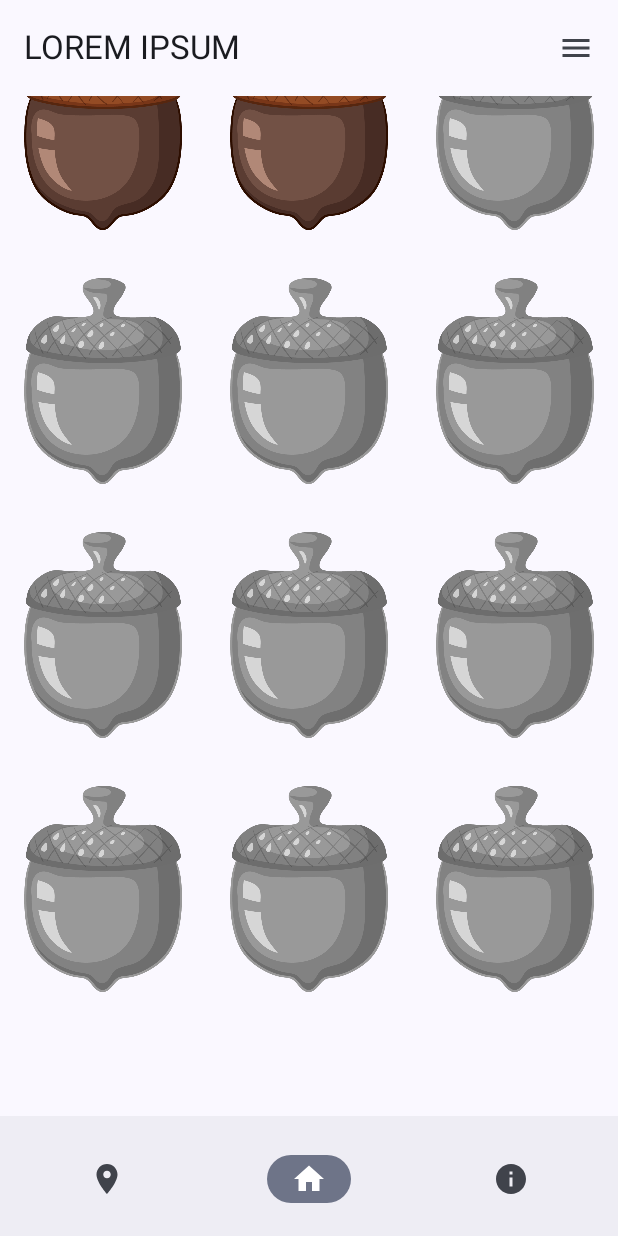
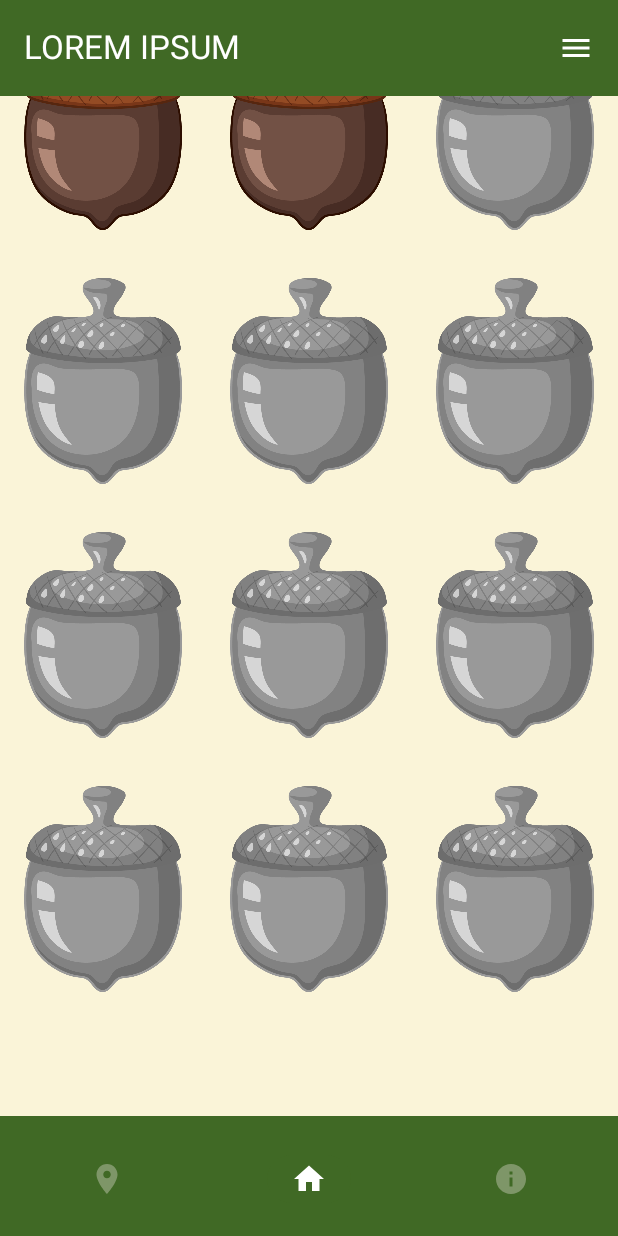
Before and after one commit to Lara-H/FasanerieWiesbaden, an Android app built with Jetpack Compose: the screen it shows after launch (MainActivity), item 2 of the bottom bar chosen, on a phone screen of 412 x 824 dp. Run offline under Robolectric (Android 15) with nearby library versions, the light colour scheme and no system bars.

Commit message:
colors and little fixes

```diff
--- a/app/src/main/java/de/hsrm/mi/mc/fasaneriewiesbaden/components/BottomBar.kt
+++ b/app/src/main/java/de/hsrm/mi/mc/fasaneriewiesbaden/components/BottomBar.kt
@@ -3,9 +3,14 @@ package de.hsrm.mi.mc.fasaneriewiesbaden.components
 import androidx.compose.foundation.layout.RowScope
 import androidx.compose.material3.BottomAppBar
 import androidx.compose.material3.Icon
+import androidx.compose.material3.LocalAbsoluteTonalElevation
+import androidx.compose.material3.MaterialTheme
 import androidx.compose.material3.NavigationBarItem
+import androidx.compose.material3.NavigationBarItemColors
+import androidx.compose.material3.surfaceColorAtElevation
 import androidx.compose.runtime.Composable
 import androidx.compose.runtime.getValue
+import androidx.compose.ui.graphics.Color
 import androidx.compose.ui.tooling.preview.Preview
 import androidx.navigation.NavDestination
 import androidx.navigation.NavDestination.Companion.hierarchy
@@ -24,7 +29,7 @@ fun BottomBar(navController: NavHostController) {
     val navBackStackEntry by navController.currentBackStackEntryAsState()
     val currentDestination = navBackStackEntry?.destination
 
-    BottomAppBar() {
+    BottomAppBar(containerColor = MaterialTheme.colorScheme.secondary, contentColor = Color.White) {
         screens.forEach { screen ->
             AddItem(
                 screen = screen,
@@ -45,7 +50,7 @@ fun RowScope.AddItem(
         icon = {
             Icon(
                 imageVector = screen.icon,
-                contentDescription = "Navigation Icon"
+                contentDescription = "Navigation Icon",
             )
         },
         selected = currentDestination?.hierarchy?.any {
@@ -53,7 +58,12 @@ fun RowScope.AddItem(
         } == true,
         onClick = {
             navController.navigate(screen.route)
-        }
+        },
+        colors = androidx.compose.material3.NavigationBarItemDefaults.colors(
+            selectedIconColor = Color.White,
+            unselectedIconColor = MaterialTheme.colorScheme.onSecondary,
+            indicatorColor = MaterialTheme.colorScheme.secondary
+        )
     )
 }
 
--- a/app/src/main/java/de/hsrm/mi/mc/fasaneriewiesbaden/components/TopBar.kt
+++ b/app/src/main/java/de/hsrm/mi/mc/fasaneriewiesbaden/components/TopBar.kt
@@ -6,9 +6,11 @@ import androidx.compose.material.icons.filled.Menu
 import androidx.compose.material3.ExperimentalMaterial3Api
 import androidx.compose.material3.Icon
 import androidx.compose.material3.IconButton
+import androidx.compose.material3.MaterialTheme
 import androidx.compose.material3.Text
 import androidx.compose.material3.TopAppBar
 import androidx.compose.runtime.Composable
+import androidx.compose.ui.graphics.Color
 import androidx.compose.ui.text.style.TextOverflow
 import androidx.compose.ui.tooling.preview.Preview
 
@@ -21,6 +23,11 @@ fun TopBar(text: String, isMainNav: Boolean) {
             maxLines = 1,
             overflow = TextOverflow.Ellipsis
         ) },
+        colors = androidx.compose.material3.TopAppBarDefaults.largeTopAppBarColors(
+            containerColor = MaterialTheme.colorScheme.secondary,
+            titleContentColor = Color.White,
+            actionIconContentColor = Color.White
+        ),
         actions = {
             if (isMainNav) {
                 IconButton(onClick = { /*TODO*/ }) {
--- a/app/src/main/java/de/hsrm/mi/mc/fasaneriewiesbaden/graphs/stations/BearNavGraph.kt
+++ b/app/src/main/java/de/hsrm/mi/mc/fasaneriewiesbaden/graphs/stations/BearNavGraph.kt
@@ -14,7 +14,7 @@ fun NavGraphBuilder.bearNavGraph(navController: NavHostController) {
 
     navigation(
         route = Graph.BEAR,
-        startDestination = BearScreen.Greeting.route
+        startDestination = BearScreen.Game.route
     ) {
         composable(route = BearScreen.Greeting.route) {
             CommunicationScreen(
--- a/app/src/main/java/de/hsrm/mi/mc/fasaneriewiesbaden/screens/game/BearScreen.kt
+++ b/app/src/main/java/de/hsrm/mi/mc/fasaneriewiesbaden/screens/game/BearScreen.kt
@@ -69,7 +69,7 @@ fun BearScreen(whenDone: () -> Unit) {
     ) {
     }
 
-    Box(modifier = Modifier .fillMaxSize() .background(Color.Blue)) {
+    Box(modifier = Modifier .fillMaxSize() .background(MaterialTheme.colorScheme.secondary)) {
         var i = 0
         currentAlignment.forEach {
             Image(
--- a/app/src/main/java/de/hsrm/mi/mc/fasaneriewiesbaden/screens/game/ChickenScreen.kt
+++ b/app/src/main/java/de/hsrm/mi/mc/fasaneriewiesbaden/screens/game/ChickenScreen.kt
@@ -57,7 +57,7 @@ fun ChickenScreen() {
     val eggSizePx = with(density) {eggSize.roundToPx()}
 
     // random
-    val randomOffsetX = (0 until screenWidthPx-chickenSizePx).shuffled().last().toFloat()
+    val randomOffsetX = (0 until screenWidthPx-eggSizePx).shuffled().last().toFloat()
     val randomOffsetY = (with(density) {offsetTop.dp.roundToPx()} until screenHeightPx-offsetBottom).shuffled().last().toFloat()
 
     Box (modifier = Modifier .fillMaxSize() .background(Color.Green)) {
--- a/app/src/main/java/de/hsrm/mi/mc/fasaneriewiesbaden/ui/theme/Color.kt
+++ b/app/src/main/java/de/hsrm/mi/mc/fasaneriewiesbaden/ui/theme/Color.kt
@@ -2,7 +2,14 @@ package de.hsrm.mi.mc.fasaneriewiesbaden.ui.theme
 
 import androidx.compose.ui.graphics.Color
 
-val Green = Color(0xFFB2B200)
-val DarkGreen = Color(0xFF406925)
-val RedBrown = Color(0xFF973710)
-val Beige = Color(0xFFFAF4D8)
+val green_200 = Color(0xFFD7D68C)
+val green_400 = Color(0xFFBDC558)
+val green_500 = Color(0xFFB2B200)
+val green_700 = Color(0xFF7E9668)
+val green_900 = Color(0xFF406925)
+val red_500 = Color(0xFF973710)
+val beige_100 = Color(0xFFFAF4D8)
+val beige_500 = Color(0xFFF4D090)
+val gray_500 = Color(0xFF9C9C9C)
+val gray_900 = Color(0xFF333333)
+val blue_500 = Color(0xFFC8DBEB)
--- a/app/src/main/java/de/hsrm/mi/mc/fasaneriewiesbaden/ui/theme/Theme.kt
+++ b/app/src/main/java/de/hsrm/mi/mc/fasaneriewiesbaden/ui/theme/Theme.kt
@@ -17,27 +17,41 @@ import androidx.compose.ui.platform.LocalView
 import androidx.core.view.WindowCompat
 
 private val DarkColorScheme = darkColorScheme(
-    primary = Green,
-    secondary = DarkGreen,
-    tertiary = RedBrown,
-    background = Beige,
+    primary = green_500,
+    onPrimary = green_200,
+    secondary = green_900,
+    onSecondary = green_700,
+    tertiary = red_500,
+    background = beige_100,
+    onBackground = gray_900,
 )
 
 private val LightColorScheme = lightColorScheme(
-    primary = DarkGreen,
-    secondary = DarkGreen,
-    tertiary = RedBrown,
-    background = Beige,
+    primary = green_500,
+    onPrimary = green_200,
+    secondary = green_900,
+    onSecondary = green_700,
+    tertiary = red_500,
+    background = beige_100,
+    onBackground = gray_900,
+)
 
-    /* Other default colors to override
-    surface = Color(0xFFFFFBFE),
-    onPrimary = Color.White,
-    onSecondary = Color.White,
-    onTertiary = Color.White,
-    onBackground = Color(0xFF1C1B1F),
-    onSurface = Color(0xFF1C1B1F),
-    */
-)
+@Composable
+fun FasanerieWiesbadenTheme(
+    useDarkTheme: Boolean = isSystemInDarkTheme(),
+    content: @Composable () -> Unit
+) {
+    val colorScheme =
+        if (!useDarkTheme) {
+            LightColorScheme
+        } else {
+            DarkColorScheme
+        }
+    MaterialTheme(
+        colorScheme = colorScheme,
+        content = content
+    )
+}
 
 @Composable
 fun FasanerieWiesbadenTheme(
@@ -46,7 +60,7 @@ fun FasanerieWiesbadenTheme(
     dynamicColor: Boolean = true,
     content: @Composable () -> Unit
 ) {
-    val colorScheme = when {
+    val mycolorScheme = when {
         dynamicColor && Build.VERSION.SDK_INT >= Build.VERSION_CODES.S -> {
             val context = LocalContext.current
             if (darkTheme) dynamicDarkColorScheme(context) else dynamicLightColorScheme(context)
@@ -59,7 +73,7 @@ fun FasanerieWiesbadenTheme(
     if (!view.isInEditMode) {
         SideEffect {
             val window = (view.context as Activity).window
-            window.statusBarColor = colorScheme.primary.toArgb()
+            window.statusBarColor = mycolorScheme.primary.toArgb()
             WindowCompat.getInsetsController(window, view).isAppearanceLightStatusBars = darkTheme
         }
     }
@@ -68,7 +82,7 @@ fun FasanerieWiesbadenTheme(
         LocalSpacing provides Spacing()
     ) {
         MaterialTheme(
-            colorScheme = colorScheme,
+            colorScheme = mycolorScheme,
             typography = Typography,
             content = content
         )
--- a/app/src/main/res/values/themes.xml
+++ b/app/src/main/res/values/themes.xml
@@ -1,5 +1,4 @@
 <?xml version="1.0" encoding="utf-8"?>
 <resources>
-
     <style name="Theme.FasanerieWiesbaden" parent="android:Theme.Material.Light.NoActionBar" />
 </resources>
```
